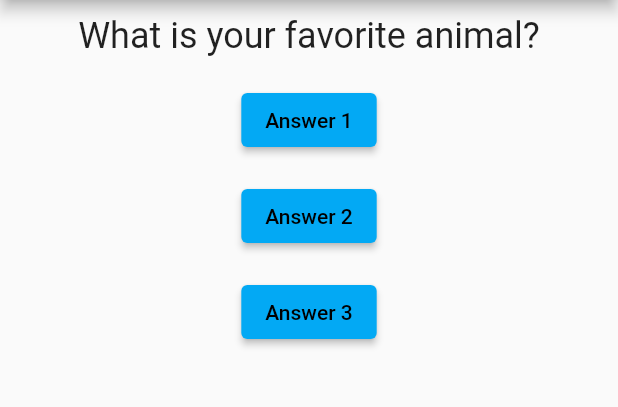
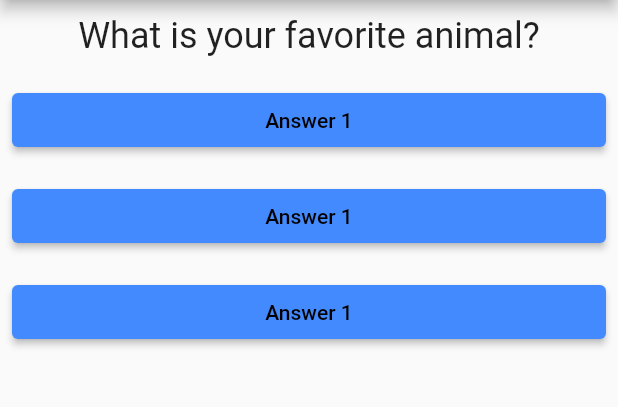
Before and after one commit to akibur-rahman/Simple-Quiz-App-with-Flutter, a Flutter app: the screen it shows after launch, on a phone screen of 412 x 824 dp, the part 84-491 px from its top. Run offline on Flutter 3.47's test engine with Material 2 defaults, Android fonts, the phone set to English and light mode, and no system bars.

Commit message:
made custom button and added callback fucntion

```diff
--- /dev/null
+++ b/quizapp/lib/answers.dart
@@ -0,0 +1,21 @@
+import 'package:flutter/material.dart';
+
+class Answer extends StatelessWidget {
+  final VoidCallback selectHandler;
+
+  Answer(this.selectHandler);
+
+  @override
+  Widget build(BuildContext context) {
+    return Container(
+      width: double.infinity,
+      child: ElevatedButton(
+        onPressed: selectHandler,
+        child: Text("Answer 1"),
+        style: ButtonStyle(
+          backgroundColor: MaterialStateProperty.all(Colors.blueAccent),
+        ),
+      ),
+    );
+  }
+}
--- a/quizapp/lib/main.dart
+++ b/quizapp/lib/main.dart
@@ -1,6 +1,7 @@
 import 'package:flutter/material.dart';
 
 import './questions.dart';
+import './answers.dart';
 
 void main() {
   runApp(MyApp());
@@ -57,28 +58,19 @@ class MyHomepageState extends State<MyHomePage> {
               Padding(
                 padding: const EdgeInsets.all(8.0),
                 child: SizedBox(
-                  child: ElevatedButton(
-                    onPressed: answerPressed,
-                    child: Text("Answer 1"),
-                  ),
+                  child: Answer(answerPressed),
                 ),
               ),
               Padding(
                 padding: const EdgeInsets.all(8.0),
                 child: SizedBox(
-                  child: ElevatedButton(
-                    onPressed: answerPressed,
-                    child: Text("Answer 2"),
-                  ),
+                  child: Answer(answerPressed),
                 ),
               ),
               Padding(
                 padding: const EdgeInsets.all(8.0),
                 child: SizedBox(
-                  child: ElevatedButton(
-                    onPressed: answerPressed,
-                    child: Text("Answer 3"),
-                  ),
+                  child: Answer(answerPressed),
                 ),
               ),
             ],
```
